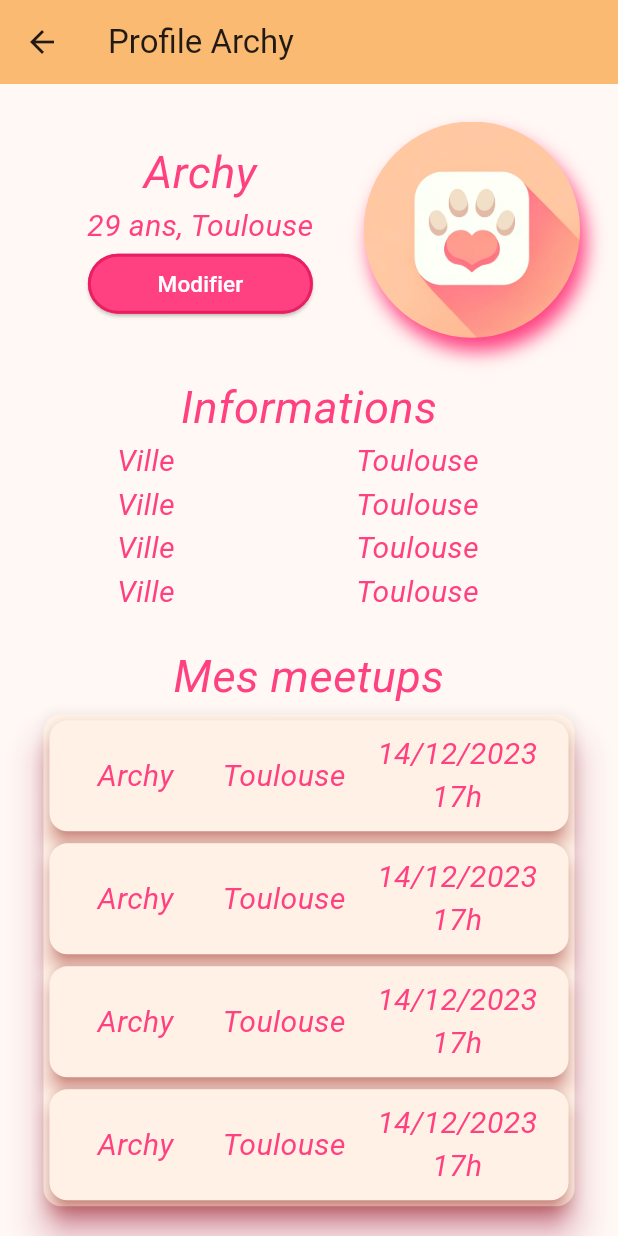
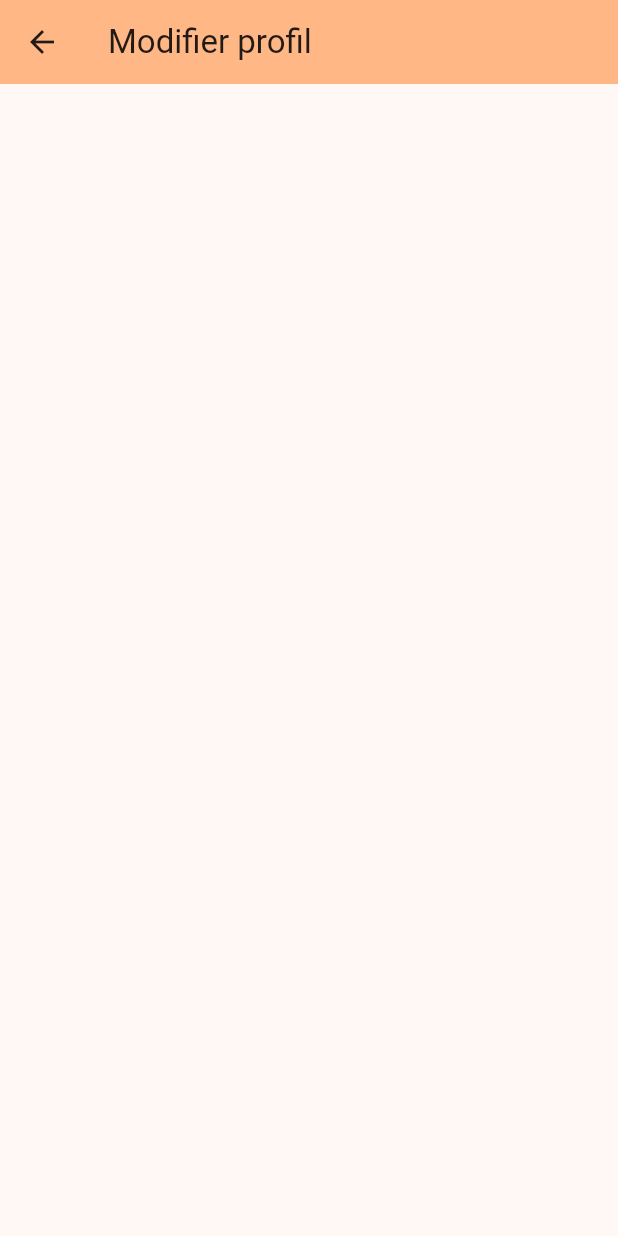
Before and after one commit to Juju-archy/furmeet_test, a Flutter app: the ProfilUSer screen opened directly, after a tap on "Modifier", on a phone screen of 412 x 824 dp. Run offline on Flutter 3.47's test engine with Material 2 defaults, Android fonts, the phone set to English and light mode, and no system bars.

Commit message:
Modifications diverses

```diff
--- a/lib/my_app.dart
+++ b/lib/my_app.dart
@@ -10,7 +10,7 @@ class MyApp extends StatelessWidget {
       debugShowCheckedModeBanner: false,
       title: 'Fur Meet',
       theme: ThemeData(
-        colorScheme: ColorScheme.fromSeed(seedColor: Colors.orangeAccent),
+        colorScheme: ColorScheme.fromSeed(seedColor: Color.fromRGBO(100, 78, 64, 100.0)),
         useMaterial3: true,
       ),
       home: const MyHomePage(title: 'Fur Meet'),
--- a/lib/page/profil/profil_modify.dart
+++ b/lib/page/profil/profil_modify.dart
@@ -0,0 +1,34 @@
+import 'package:flutter/material.dart';
+import 'package:furmeet_test/page/home.dart';
+import 'package:furmeet_test/widgets/function.dart';
+import 'package:furmeet_test/widgets/drawer.dart';
+
+class ProfileUpdate extends StatefulWidget {
+  @override
+  _ProfileUpdateState createState() => _ProfileUpdateState();
+}
+
+class _ProfileUpdateState extends State<ProfileUpdate> {
+  @override
+  Widget build (BuildContext context){
+    double taille = MediaQuery.of(context).size.width * 0.5;
+
+    return GestureDetector(
+      onTap: (() => FocusScope.of(context).requestFocus(FocusNode())),
+      child: Scaffold(
+        appBar: AppBar(
+          backgroundColor: Theme.of(context).colorScheme.inversePrimary,
+          title: Text('Modifier profil'),
+        ),
+        body: SingleChildScrollView(
+          padding: EdgeInsets.all(25.0),
+          child: Column(
+            children: [
+
+            ],
+          ),
+        ),
+      ),
+    );
+  }
+}
--- a/lib/page/profil/profil_user.dart
+++ b/lib/page/profil/profil_user.dart
@@ -1,6 +1,8 @@
 import 'package:flutter/material.dart';
 import 'package:furmeet_test/page/home.dart';
 import 'package:furmeet_test/widgets/function.dart';
+import 'package:furmeet_test/widgets/drawer.dart';
+import 'package:furmeet_test/page/profil/profil_modify.dart';
 
 class ProfilUSer extends StatefulWidget {
   @override
@@ -19,6 +21,7 @@ class _ProfilUserState extends State<ProfilUSer> {
           backgroundColor: Theme.of(context).colorScheme.inversePrimary,
           title: Text('Profile Archy'),
         ),
+        drawer: MyDrawer(),
         body: SingleChildScrollView(
           padding: EdgeInsets.all(25.0),
           child: Column(
@@ -36,7 +39,9 @@ class _ProfilUserState extends State<ProfilUSer> {
                         ElevatedButton(
                           onPressed: (){
                             setState(() {
-
+                              Navigator.push(context, MaterialPageRoute(builder: (BuildContext context){
+                                return ProfileUpdate();
+                              }));
                             });
                           },
                           child: Text('Modifier',  style: TextStyle(color: Colors.white, fontSize: 15),),
--- a/lib/widgets/drawer.dart
+++ b/lib/widgets/drawer.dart
@@ -1,4 +1,5 @@
 import 'package:flutter/material.dart';
+import 'package:furmeet_test/page/home.dart';
 
 
 class MyDrawer extends StatelessWidget {
@@ -14,22 +15,25 @@ class MyDrawer extends StatelessWidget {
         children: [
           const DrawerHeader(
             decoration: BoxDecoration(
-              color: Colors.blue,
+              color: Color.fromRGBO(100, 78, 64, 100.0),
             ),
-            child: Text('Drawer Header'),
+            child: Text('Fur Meet'),
           ),
           ListTile(
-            title: const Text('Home'),
+            title: const Text('Accueil'),
           //selected: _selectedIndex == 0,
             onTap: () {
           // Update the state of the app
+              Navigator.push(context, MaterialPageRoute(builder: (BuildContext context){
+                return MyHomePage(title: 'Accueil',);
+              }));
           //_onItemTapped(0);
           // Then close the drawer
-              Navigator.pop(context);
+              //Navigator.pop(context);
             },
           ),
           ListTile(
-            title: const Text('Business'),
+            title: const Text('Meetup'),
             //selected: _selectedIndex == 1,
             onTap: () {
             // Update the state of the app
@@ -39,7 +43,7 @@ class MyDrawer extends StatelessWidget {
             },
           ),
           ListTile(
-            title: const Text('School'),
+            title: const Text('Profil'),
             //selected: _selectedIndex == 2,
             onTap: () {
             // Update the state of the app
```
Also changed, not shown: lib/main.dart (+0 -70 lines), lib/page/connexion_page/login_success.dart (+7 -3 lines), 1 other file.
